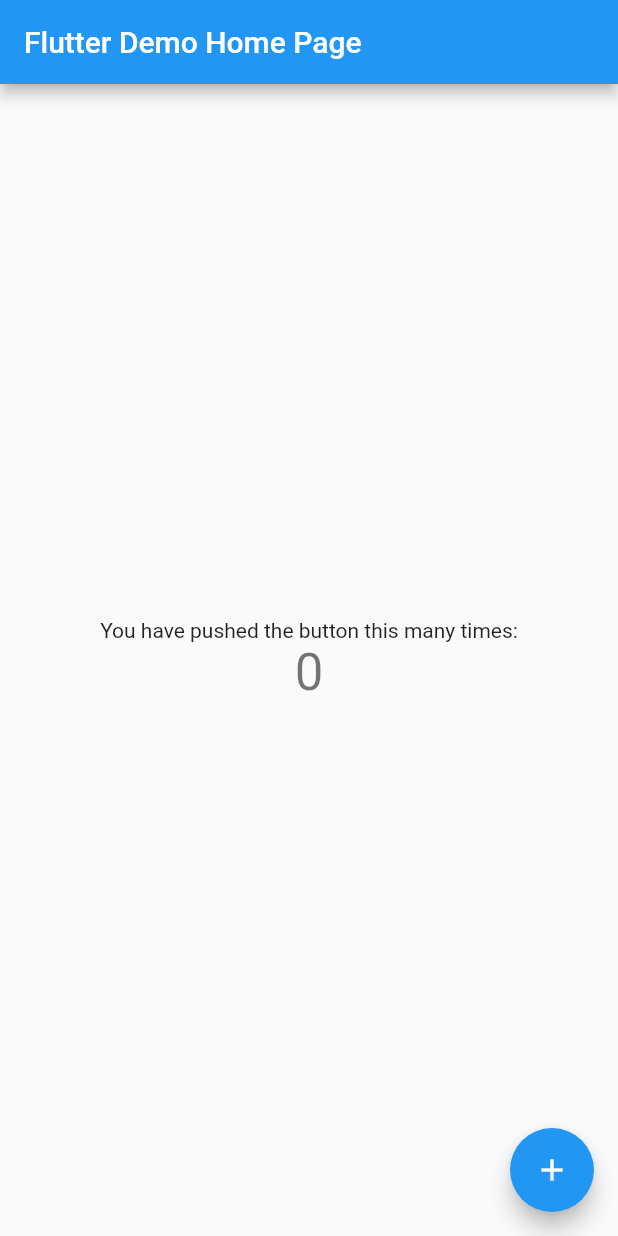
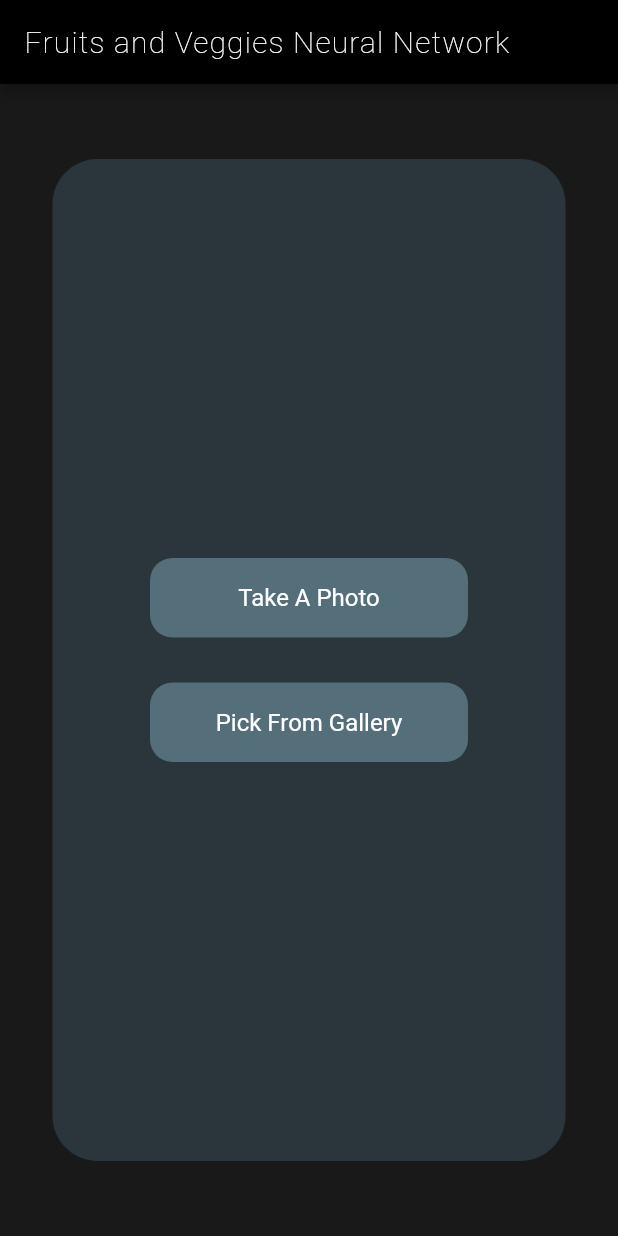
Before and after one commit to oscar1234456/tfliteOnFlutter, a Flutter app: the screen it shows after launch, on a phone screen of 412 x 824 dp. Run offline on Flutter 3.47's test engine with Material 2 defaults, Android fonts, the phone set to English and light mode, and no system bars; our stand-ins replace image_picker; missing offline and left inert: firebase_ml_custom, tflite; accounts and stored records are empty.

Commit message:
[Add]Add Firebase ML (Get model online)

```diff
--- a/lib/main.dart
+++ b/lib/main.dart
@@ -1,4 +1,11 @@
+import 'dart:io';
+
+import 'package:firebase_ml_custom/firebase_ml_custom.dart';
 import 'package:flutter/material.dart';
+import 'package:flutter/services.dart';
+import 'package:image_picker/image_picker.dart';
+import 'package:path_provider/path_provider.dart';
+import 'package:tflite/tflite.dart';
 
 void main() {
   runApp(MyApp());
@@ -11,103 +18,254 @@ class MyApp extends StatelessWidget {
     return MaterialApp(
       title: 'Flutter Demo',
       theme: ThemeData(
-        // This is the theme of your application.
-        //
-        // Try running your application with "flutter run". You'll see the
-        // application has a blue toolbar. Then, without quitting the app, try
-        // changing the primarySwatch below to Colors.green and then invoke
-        // "hot reload" (press "r" in the console where you ran "flutter run",
-        // or simply save your changes to "hot reload" in a Flutter IDE).
-        // Notice that the counter didn't reset back to zero; the application
-        // is not restarted.
         primarySwatch: Colors.blue,
       ),
-      home: MyHomePage(title: 'Flutter Demo Home Page'),
+      home: Home(),
+      debugShowCheckedModeBanner: false,
     );
   }
 }
 
-class MyHomePage extends StatefulWidget {
-  MyHomePage({Key? key, required this.title}) : super(key: key);
+class Home extends StatefulWidget {
+  @override
+  _HomeState createState() => _HomeState();
+}
 
-  // This widget is the home page of your application. It is stateful, meaning
-  // that it has a State object (defined below) that contains fields that affect
-  // how it looks.
-
-  // This class is the configuration for the state. It holds the values (in this
-  // case the title) provided by the parent (in this case the App widget) and
-  // used by the build method of the State. Fields in a Widget subclass are
-  // always marked "final".
-
-  final String title;
+class _HomeState extends State<Home> {
+  bool _loading = true;
+  late File _image;
+  late List _output;
+  final picker = ImagePicker();
 
   @override
-  _MyHomePageState createState() => _MyHomePageState();
-}
-
-class _MyHomePageState extends State<MyHomePage> {
-  int _counter = 0;
-
-  void _incrementCounter() {
-    setState(() {
-      // This call to setState tells the Flutter framework that something has
-      // changed in this State, which causes it to rerun the build method below
-      // so that the display can reflect the updated values. If we changed
-      // _counter without calling setState(), then the build method would not be
-      // called again, and so nothing would appear to happen.
-      _counter++;
+  void initState() {
+    super.initState();
+    loadOnlineModel().then((value) {
+      print("Done!---------");
+      setState(() {});
     });
   }
 
   @override
+  void dispose() {
+    super.dispose();
+    Tflite.close();
+  }
+
+  classifyImage(File image) async {
+    var output = await Tflite.runModelOnImage(
+      path: image.path,
+      numResults: 36,
+      threshold: 0.5,
+      imageMean: 127.5,
+      imageStd: 127.5,
+    );
+    setState(() {
+      _output = output!;
+      _loading = false;
+    });
+  }
+
+  loadModel() async {
+    // await Tflite.loadModel(
+    //     model: 'assets/model.tflite', labels: 'assets/labels.txt');
+    print("old loadModel");
+  }
+
+  pickImage() async {
+    var image = await picker.getImage(source: ImageSource.camera);
+    if (image == null) return null;
+
+    setState(() {
+      _image = File(image.path);
+    });
+    classifyImage(_image);
+  }
+
+  pickGalleryImage() async {
+    var image = await picker.getImage(source: ImageSource.gallery);
+    if (image == null) return null;
+    setState(() {
+      _image = File(image.path);
+    });
+    classifyImage(_image);
+  }
+
+  /// Gets the model ready for inference on images.
+  static Future<String> loadOnlineModel() async {
+    print("...loadOnlineModel...");
+    final modelFile = await loadModelFromFirebase();
+    return loadTFLiteModel(modelFile);
+  }
+
+  /// Downloads custom model from the Firebase console and return its file.
+  /// located on the mobile device.
+  static Future<File> loadModelFromFirebase() async {
+    try {
+      // Create model with a name that is specified in the Firebase console
+      final model = FirebaseCustomRemoteModel('fruitsDetector');
+
+      // Specify conditions when the model can be downloaded.
+      // If there is no wifi access when the app is started,
+      // this app will continue loading until the conditions are satisfied.
+      final conditions = FirebaseModelDownloadConditions(
+          androidRequireWifi: true, iosAllowCellularAccess: false);
+
+      // Create model manager associated with default Firebase App instance.
+      final modelManager = FirebaseModelManager.instance;
+
+      // Begin downloading and wait until the model is downloaded successfully.
+      await modelManager.download(model, conditions);
+      assert(await modelManager.isModelDownloaded(model) == true);
+
+      // Get latest model file to use it for inference by the interpreter.
+      var modelFile = await modelManager.getLatestModelFile(model);
+      assert(modelFile != null);
+      return modelFile;
+    } catch (exception) {
+      print('Failed on loading your model from Firebase: $exception');
+      print('The program will not be resumed');
+      rethrow;
+    }
+  }
+
+  /// Loads the model into some TF Lite interpreter.
+  /// In this case interpreter provided by tflite plugin.
+  static Future<String> loadTFLiteModel(File modelFile) async {
+    try {
+      print(".....loadTFLiteModel.... Model File Path: ${modelFile.path}");
+      final appDirectory = await getApplicationDocumentsDirectory();
+      final labelsData =
+          await rootBundle.load('assets/labels.txt');
+      final labelsFile =
+          await File('${appDirectory.path}/_labels.txt')
+              .writeAsBytes(labelsData.buffer.asUint8List(
+                  labelsData.offsetInBytes, labelsData.lengthInBytes));
+      await Tflite.loadModel(
+          model: modelFile.path, labels: labelsFile.path, isAsset:false);
+      return 'Model is loaded';
+    } catch (exception) {
+      print(
+          'Failed on loading your model to the TFLite interpreter: $exception');
+      print('The program will not be resumed');
+      rethrow;
+    }
+  }
+
+  @override
   Widget build(BuildContext context) {
-    // This method is rerun every time setState is called, for instance as done
-    // by the _incrementCounter method above.
-    //
-    // The Flutter framework has been optimized to make rerunning build methods
-    // fast, so that you can just rebuild anything that needs updating rather
-    // than having to individually change instances of widgets.
     return Scaffold(
       appBar: AppBar(
-        // Here we take the value from the MyHomePage object that was created by
-        // the App.build method, and use it to set our appbar title.
-        title: Text(widget.title),
+        backgroundColor: Colors.black,
+        title: Text(
+          "Fruits and Veggies Neural Network",
+          style: TextStyle(
+              color: Colors.white,
+              fontWeight: FontWeight.w200,
+              fontSize: 20,
+              letterSpacing: 0.8),
         ),
-      body: Center(
-        // Center is a layout widget. It takes a single child and positions it
-        // in the middle of the parent.
+      ),
+      body: Container(
+        color: Colors.black.withOpacity(0.9),
+        padding: EdgeInsets.symmetric(horizontal: 35, vertical: 50),
+        child: Container(
+          alignment: Alignment.center,
+          padding: EdgeInsets.all(30),
+          decoration: BoxDecoration(
+            color: Color(0xFF2A363B),
+            borderRadius: BorderRadius.all(Radius.circular(30.0)),
+          ),
           child: Column(
-          // Column is also a layout widget. It takes a list of children and
-          // arranges them vertically. By default, it sizes itself to fit its
-          // children horizontally, and tries to be as tall as its parent.
-          //
-          // Invoke "debug painting" (press "p" in the console, choose the
-          // "Toggle Debug Paint" action from the Flutter Inspector in Android
-          // Studio, or the "Toggle Debug Paint" command in Visual Studio Code)
-          // to see the wireframe for each widget.
-          //
-          // Column has various properties to control how it sizes itself and
-          // how it positions its children. Here we use mainAxisAlignment to
-          // center the children vertically; the main axis here is the vertical
-          // axis because Columns are vertical (the cross axis would be
-          // horizontal).
             mainAxisAlignment: MainAxisAlignment.center,
-          children: <Widget>[
-            Text(
-              'You have pushed the button this many times:',
+            children: [
+              Container(
+                child: Center(
+                  child: _loading == true
+                      ? null
+                      : Container(
+                          child: Column(
+                            children: [
+                              Container(
+                                height: 250,
+                                width: 250,
+                                child: ClipRRect(
+                                  borderRadius:
+                                      BorderRadius.all(Radius.circular(30.0)),
+                                  child: Image.file(
+                                    _image,
+                                    fit: BoxFit.fill,
                                   ),
-            Text(
-              '$_counter',
-              style: Theme.of(context).textTheme.headline4,
+                                ),
+                              ),
+                              Divider(
+                                height: 25,
+                                thickness: 1,
+                              ),
+                              _output != null
+                                  ? Text(
+                                      'The object is: ${_output}!',
+                                      style: TextStyle(
+                                          color: Colors.white,
+                                          fontSize: 18,
+                                          fontWeight: FontWeight.w400),
+                                    )
+                                  : Container(),
+                              Divider(
+                                height: 25,
+                                thickness: 1,
+                              )
+                            ],
+                          ),
+                        ),
+                ),
+              ),
+              Container(
+                child: Column(
+                  children: [
+                    GestureDetector(
+                      onTap: pickImage,
+                      child: Container(
+                        width: MediaQuery.of(context).size.width - 200,
+                        alignment: Alignment.center,
+                        padding:
+                            EdgeInsets.symmetric(horizontal: 24, vertical: 17),
+                        decoration: BoxDecoration(
+                          color: Colors.blueGrey[600],
+                          borderRadius: BorderRadius.circular(15),
+                        ),
+                        child: Text(
+                          'Take A Photo',
+                          style: TextStyle(color: Colors.white, fontSize: 16),
+                        ),
+                      ),
+                    ),
+                    SizedBox(
+                      height: 30,
+                    ),
+                    GestureDetector(
+                      onTap: pickGalleryImage, //no parenthesis
+                      child: Container(
+                        width: MediaQuery.of(context).size.width - 200,
+                        alignment: Alignment.center,
+                        padding:
+                            EdgeInsets.symmetric(horizontal: 24, vertical: 17),
+                        decoration: BoxDecoration(
+                            color: Colors.blueGrey[600],
+                            borderRadius: BorderRadius.circular(15)),
+                        child: Text(
+                          'Pick From Gallery',
+                          style: TextStyle(color: Colors.white, fontSize: 16),
+                        ),
+                      ),
                     ),
                   ],
                 ),
+              )
+            ],
           ),
-      floatingActionButton: FloatingActionButton(
-        onPressed: _incrementCounter,
-        tooltip: 'Increment',
-        child: Icon(Icons.add),
-      ), // This trailing comma makes auto-formatting nicer for build methods.
+        ),
+      ),
     );
   }
 }
```
Also changed, not shown: assets/labels.txt (added, +36 -0 lines), pubspec.yaml (+5 -3 lines), pubspec.lock, 8 other files. Lines whose indentation alone changed are shown as unchanged.
